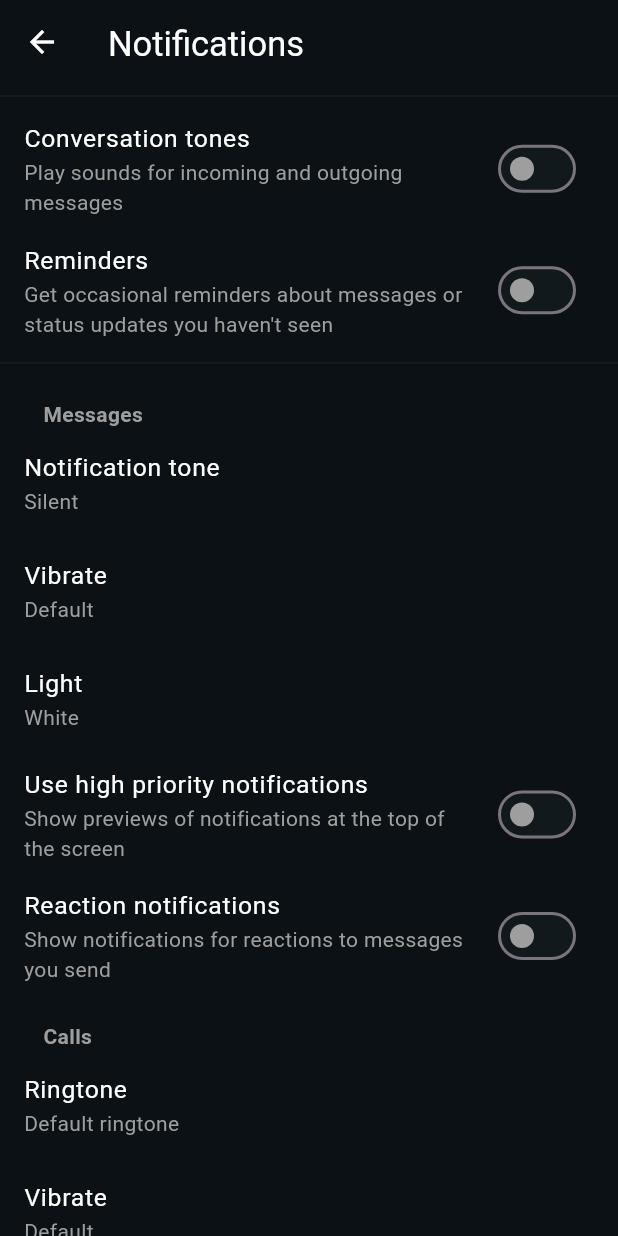
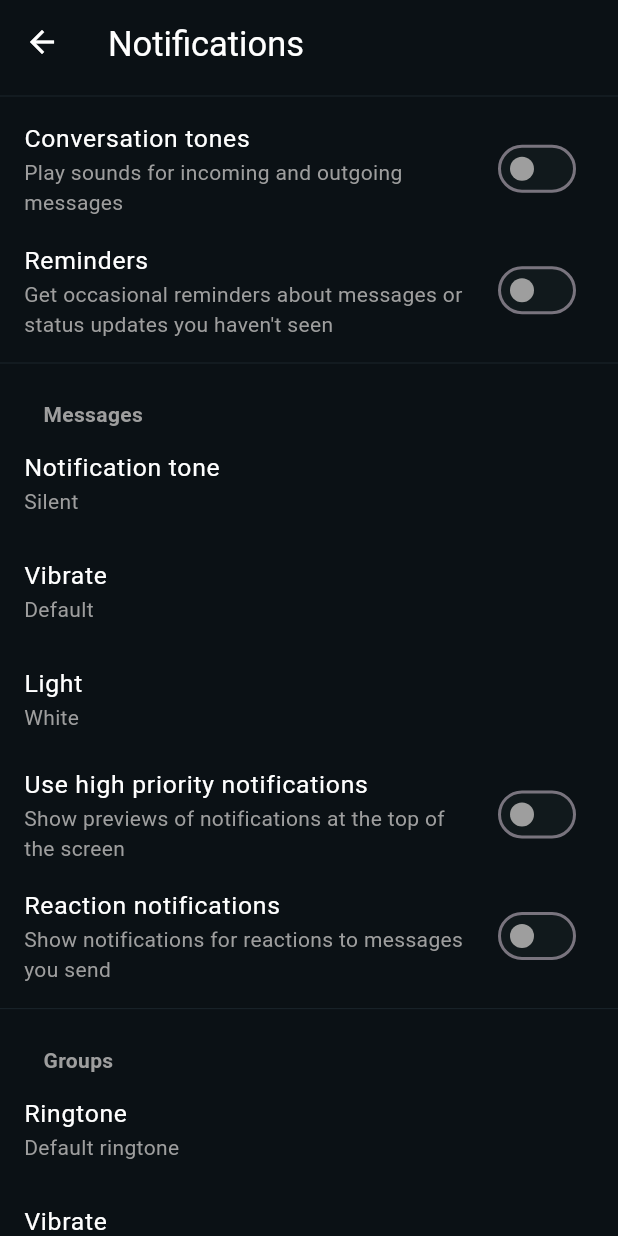
Before and after one commit to kartikkumarofficial/Whatsapp-Clone-Flutter, a Flutter app: the NotificationsSettingsPage screen opened directly, on a phone screen of 412 x 824 dp. Run offline on Flutter 3.47's test engine with Material 3 defaults, Android fonts, the light colour scheme and no system bars; our stand-ins replace badges, get, image_picker.

Commit message:
settings

```diff
--- a/lib/pages/DrawerScreens/settings/Notifications/NotificationsSettingsPage.dart
+++ b/lib/pages/DrawerScreens/settings/Notifications/NotificationsSettingsPage.dart
@@ -165,13 +165,17 @@ class _NotificationsSettingsPageState extends State<NotificationsSettingsPage> {
               ),
               onTap: () {},
             ),
+            Divider(
+              thickness: 0.5,
+              color: Color.fromARGB(255, 31, 43, 50),
+            ),
 
 
 
             Padding(
               padding: EdgeInsets.only(left: srcwidth * 0.07, top: srcwidth * 0.04),
               child: Text(
-                'Calls',
+                'Groups',
                 style: TextStyle(color: Colors.grey, fontWeight: FontWeight.w600),
               ),
             ),
@@ -236,10 +240,55 @@ class _NotificationsSettingsPageState extends State<NotificationsSettingsPage> {
               ),
               onTap: () {},
             ),
+
             Divider(
               thickness: 0.5,
               color: Color.fromARGB(255, 31, 43, 50),
             ),
+            Padding(
+              padding: EdgeInsets.only(left: srcwidth * 0.07, top: srcwidth * 0.04),
+              child: Text(
+                'Calls',
+                style: TextStyle(color: Colors.grey, fontWeight: FontWeight.w600),
+              ),
+            ),
+
+
+            ListTile(
+              title: Text(
+                'Ringtone',
+                style: TextStyle(
+                  color: Colors.white,
+                  fontSize: srcwidth * 0.04,
+                ),
+              ),
+              subtitle: Text(
+                '''Default ringtone''' ,
+                style: TextStyle(color: Colors.grey),
+              ),
+              onTap: () {},
+            ),
+            ListTile(
+              title: Text(
+                'Vibrate',
+                style: TextStyle(
+                  color: Colors.white,
+                  fontSize: srcwidth * 0.04,
+                ),
+              ),
+              subtitle: Text(
+                '''Default''' ,
+                style: TextStyle(color: Colors.grey),
+              ),
+              onTap: () {},
+            ),
+
+            Divider(
+              thickness: 0.5,
+              color: Color.fromARGB(255, 31, 43, 50),
+            ),
+
+
             Padding(
               padding: EdgeInsets.only(left: srcwidth * 0.07, top: srcwidth * 0.04),
               child: Text(
@@ -268,113 +317,7 @@ class _NotificationsSettingsPageState extends State<NotificationsSettingsPage> {
               ),
               onTap: () {},
             ),
-            ListTile(
-              title: Padding(
-                padding: const EdgeInsets.only(left: 37),
-                child: Text(
-                  'Enter is Send',
-                  style: TextStyle(
-                    color: Colors.white,
-                    fontSize: srcwidth * 0.04,
-                  ),
-                ),
-              ),
-              trailing: utils().getxswitch(),
-              subtitle: Padding(
-                padding: EdgeInsets.only(left: 37),
-                child: Text(
-                  'Enter key will send your message',
-                  style: TextStyle(color: Colors.grey),
-                ),
-              ),
-              onTap: () {},
-            ),
-            ListTile(
-              title: Padding(
-                padding: const EdgeInsets.only(left: 37),
-                child: Text(
-                  'Media Visibility',
-                  style: TextStyle(
-                    color: Colors.white,
-                    fontSize: srcwidth * 0.04,
-                  ),
-                ),
-              ),
-              trailing: utils().getxswitch(),
-              subtitle: Padding(
-                padding: EdgeInsets.only(left: 37),
-                child: Text(
-                  'Show new media in gallery',
-                  style: TextStyle(color: Colors.grey),
-                ),
-              ),
-              onTap: () {},
-            ),
-            ListTile(
-              title: Padding(
-                padding: const EdgeInsets.only(left: 37),
-                child: Text(
-                  'Voice Message Transcripts',
-                  style: TextStyle(
-                    color: Colors.white,
-                    fontSize: srcwidth * 0.04,
-                  ),
-                ),
-              ),
-              trailing: utils().getxswitch(),
-              subtitle: Padding(
-                padding: EdgeInsets.only(left: 37),
-                child: Text(
-                  'Transcribe voice messages to text',
-                  style: TextStyle(color: Colors.grey),
-                ),
-              ),
-              onTap: () {},
-            ),
-            Divider(
-              thickness: 0.5,
-              color: Color.fromARGB(255, 31, 43, 50),
-            ),
-            Padding(
-              padding: EdgeInsets.only(left: srcwidth * 0.07, top: srcwidth * 0.04),
-              child: Text(
-                'Backup & History',
-                style: TextStyle(color: Colors.grey, fontWeight: FontWeight.w600),
-              ),
-            ),
-            ListTile(
-              leading: Icon(Icons.cloud_upload_outlined, color: Colors.grey, size: 25),
-              title: Text(
-                'Chat Backup',
-                style: TextStyle(
-                  color: Colors.white,
-                  fontSize: srcwidth * 0.04,
-                ),
-              ),
-              onTap: () {},
-            ),
-            ListTile(
-              leading: Icon(Icons.phonelink_ring_sharp, color: Colors.grey, size: 25),
-              title: Text(
-                'Transfer Chats',
-                style: TextStyle(
-                  color: Colors.white,
-                  fontSize: srcwidth * 0.04,
-                ),
-              ),
-              onTap: () {},
-            ),
-            ListTile(
-              leading: Icon(Icons.history, color: Colors.grey, size: 25),
-              title: Text(
-                'Chat History',
-                style: TextStyle(
-                  color: Colors.white,
-                  fontSize: srcwidth * 0.04,
-                ),
-              ),
-              onTap: () {},
-            ),
+            SizedBox(height: 15,)
           ],
         ),
       ),
```
